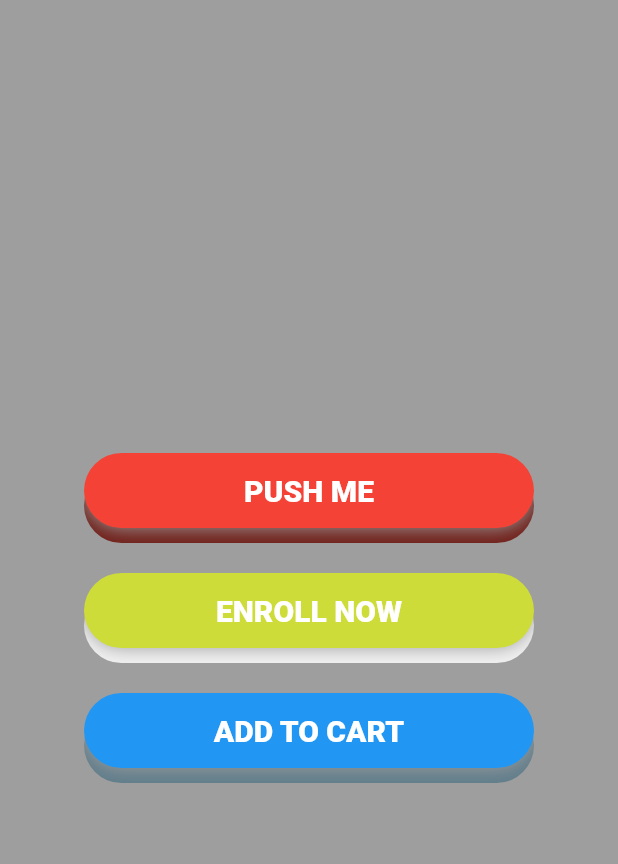
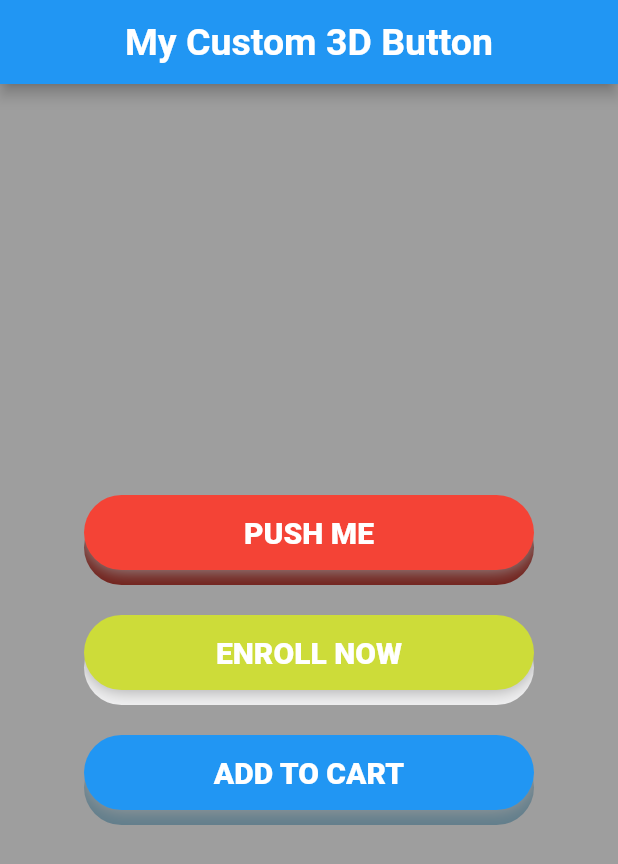
Before and after one commit to victoradepoju/Custom-3D-button, a Flutter app: the screen it shows after launch, on a phone screen of 412 x 824 dp. Shown: the top 864 px of the screen. Run offline on Flutter 3.47's test engine with Material 2 defaults, Android fonts, the phone set to English and light mode, and no system bars.

Commit message:
added appbar

```diff
--- a/lib/main.dart
+++ b/lib/main.dart
@@ -16,6 +16,16 @@ class HomePage extends StatelessWidget {
       title: '3D Custom Button',
       theme: ThemeData(primaryColor: Colors.orange),
       home: Scaffold(
+        appBar: AppBar(
+          title: const Text(
+            'My Custom 3D Button',
+            style: TextStyle(
+              fontWeight: FontWeight.bold,
+              fontSize: 25,
+            ),
+          ),
+          centerTitle: true,
+        ),
         backgroundColor: Colors.grey,
         body: Center(
           child: Column(
```
